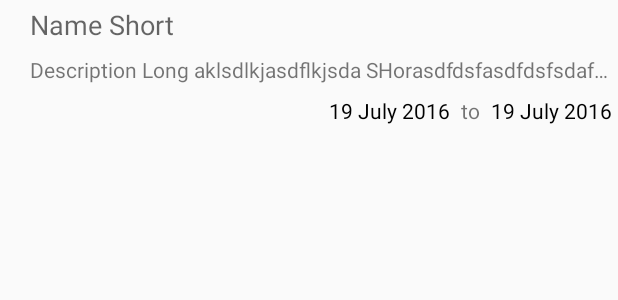
After one commit to syedtalha/standalone-android-auction-app, an Android app: the layout list_item_listing.xml on its own in the app's theme, with its tools: preview values and no code run, on a phone screen of 412 x 824 dp. The commit adds this screen. Shown: the top 300 px of the screen. Run offline under Robolectric (Android 15) with nearby library versions, the phone set to English and light mode, and no system bars.

Commit message:
Added list item for listing

```diff
--- a/BidIt/app/build.gradle
+++ b/BidIt/app/build.gradle
@@ -1,12 +1,12 @@
 apply plugin: 'com.android.application'
 
 android {
-    compileSdkVersion 24
+    compileSdkVersion 25
     buildToolsVersion "25.0.0"
     defaultConfig {
         applicationId "com.talhasyed.bidit"
         minSdkVersion 15
-        targetSdkVersion 24
+        targetSdkVersion 25
         versionCode 1
         versionName "1.0"
         testInstrumentationRunner "android.support.test.runner.AndroidJUnitRunner"
@@ -27,9 +27,9 @@ dependencies {
         exclude group: 'com.android.support', module: 'support-annotations'
     })
 
-    compile 'com.android.support:appcompat-v7:24.2.1'
+    compile 'com.android.support:appcompat-v7:25.0.0'
     compile 'joda-time:joda-time:2.9.4'
     compile 'com.github.Kunzisoft:Android-SwitchDateTimePicker:v1.0-rc.2'
-    compile 'com.android.support:design:24.2.1'
+    compile 'com.android.support:design:25.0.0'
     testCompile 'junit:junit:4.12'
 }
--- a/BidIt/app/src/main/res/layout/content_main.xml
+++ b/BidIt/app/src/main/res/layout/content_main.xml
@@ -5,12 +5,14 @@
     android:id="@+id/content_main"
     android:layout_width="match_parent"
     android:layout_height="match_parent"
-    android:paddingBottom="@dimen/activity_vertical_margin"
-    android:paddingLeft="@dimen/activity_horizontal_margin"
-    android:paddingRight="@dimen/activity_horizontal_margin"
-    android:paddingTop="@dimen/activity_vertical_margin"
     app:layout_behavior="@string/appbar_scrolling_view_behavior"
     tools:context="com.talhasyed.bidit.controller.MainActivity"
     tools:showIn="@layout/app_bar_main">
 
+    <ListView
+        android:id="@+id/listViewMainListings"
+        android:layout_width="match_parent"
+        android:layout_height="wrap_content">
+
+    </ListView>
 </RelativeLayout>
--- /dev/null
+++ b/BidIt/app/src/main/res/layout/list_item_listing.xml
@@ -0,0 +1,74 @@
+<?xml version="1.0" encoding="utf-8"?>
+<RelativeLayout xmlns:android="http://schemas.android.com/apk/res/android"
+    xmlns:tools="http://schemas.android.com/tools"
+    android:layout_width="match_parent"
+    android:layout_height="match_parent"
+    android:layout_marginLeft="16dp">
+
+    <LinearLayout
+        android:layout_width="match_parent"
+        android:layout_height="match_parent"
+        android:orientation="vertical">
+
+        <TextView
+            android:id="@+id/textViewListItemListingName"
+            android:layout_width="match_parent"
+            android:layout_height="wrap_content"
+            android:padding="4dp"
+            android:textAppearance="@style/Base.TextAppearance.AppCompat.Medium"
+            tools:text="Name Short" />
+
+        <TextView
+            android:id="@+id/textViewListItemListingDescription"
+            android:layout_width="match_parent"
+            android:layout_height="wrap_content"
+            android:ellipsize="end"
+            android:maxLines="1"
+            android:padding="4dp"
+            android:textAppearance="@style/Base.TextAppearance.AppCompat.Small"
+            tools:text="Description Long aklsdlkjasdflkjsda SHorasdfdsfasdfdsfsdafasdfsadf asdfasdfdsa asdf asdfasd fads t" />
+
+
+        <LinearLayout
+            android:layout_width="wrap_content"
+            android:layout_height="wrap_content"
+            android:layout_gravity="right"
+            android:orientation="horizontal">
+
+            <!-- <TextView
+                 android:layout_width="match_parent"
+                 android:layout_height="wrap_content"
+                 android:padding="4dp"
+                 android:textAppearance="@style/Base.TextAppearance.AppCompat.Small"
+                 tools:text="Closing: " />-->
+
+            <TextView
+                android:id="@+id/textViewListItemListingStartDateTime"
+                android:layout_width="match_parent"
+                android:layout_height="wrap_content"
+                android:gravity="end"
+                android:padding="4dp"
+                android:textAlignment="textEnd"
+                android:textAppearance="@style/Base.TextAppearance.AppCompat.Small"
+                android:textColor="@android:color/black"
+                tools:text="19 July 2016" />
+
+            <TextView
+                android:layout_width="wrap_content"
+                android:layout_height="wrap_content"
+                android:text=" to " />
+
+            <TextView
+                android:id="@+id/textViewListItemListingClosingDateTime"
+                android:layout_width="match_parent"
+                android:layout_height="wrap_content"
+                android:gravity="end"
+                android:padding="4dp"
+                android:textAlignment="textEnd"
+                android:textAppearance="@style/Base.TextAppearance.AppCompat.Small"
+                android:textColor="@android:color/black"
+                tools:text="19 July 2016" />
+        </LinearLayout>
+
+    </LinearLayout>
+</RelativeLayout>
```
